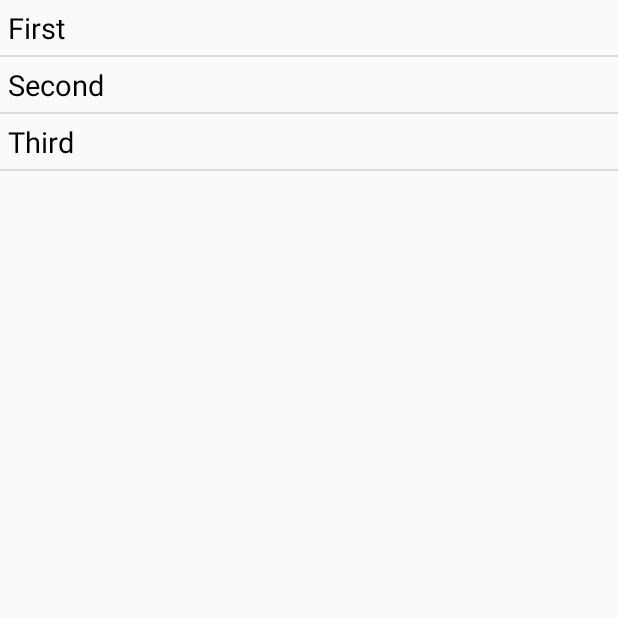
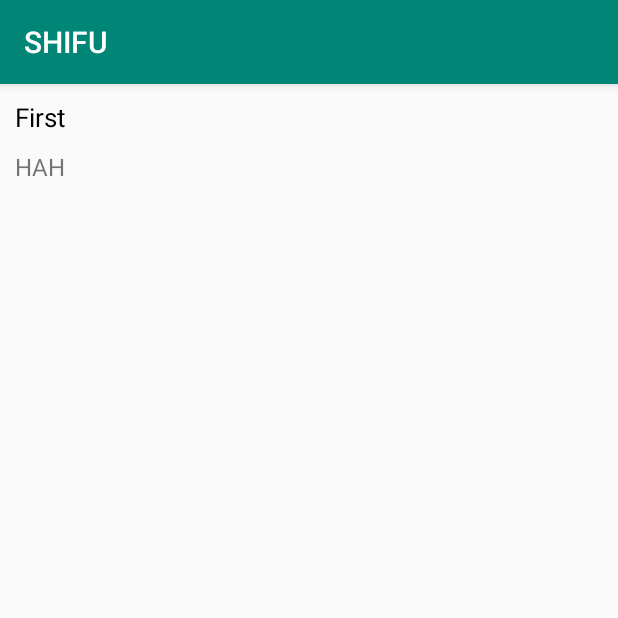
Before and after one commit to AlekseySheb/SHIFU2, an Android app: the screen it shows after launch (MainActivity before the commit, SecondActivity after it), after a tap on "First", on a phone screen of 412 x 824 dp, the top half of it. Run offline under Robolectric (Android 15) with nearby library versions, the phone set to English and light mode, and no system bars.

Commit message:
complete third and fourth and fifth lesson

```diff
--- a/app/src/main/AndroidManifest.xml
+++ b/app/src/main/AndroidManifest.xml
@@ -9,7 +9,7 @@
         android:roundIcon="@mipmap/ic_launcher_round"
         android:supportsRtl="true"
         android:theme="@style/AppTheme">
-        <activity android:name=".MainActivity" android:theme="@style/Theme.AppCompat.Light.NoActionBar">
+        <activity android:name=".MainActivity">
             <intent-filter>
                 <action android:name="android.intent.action.MAIN" />
 
@@ -17,6 +17,7 @@
             </intent-filter>
         </activity>
         <activity android:name=".SecondActivity"/>
+        <activity android:name=".EditActivity"/>
     </application>
 
 </manifest>
--- a/app/src/main/java/com/alexey/shifu/DB.java
+++ /dev/null
@@ -1,23 +0,0 @@
-package com.alexey.shifu;
-
-import java.util.ArrayList;
-import java.util.List;
-
-public class DB {
-
-    static List<String> firstValues = new ArrayList<>();
-    static List<String> secondValues = new ArrayList<>();
-
-    public static void add(String firstValue, String secondValue) {
-        firstValues.add(firstValue);
-        secondValues.add(secondValue);
-    }
-
-    public static String getFirstValue(int index) {
-        return firstValues.get(index);
-    }
-
-    public static String getSecondValue(int index) {
-        return secondValues.get(index);
-    }
-}
--- /dev/null
+++ b/app/src/main/java/com/alexey/shifu/DBHelper.java
@@ -0,0 +1,63 @@
+package com.alexey.shifu;
+
+import android.content.ContentValues;
+import android.content.Context;
+import android.database.Cursor;
+import android.database.sqlite.SQLiteDatabase;
+import android.database.sqlite.SQLiteOpenHelper;
+
+import androidx.annotation.Nullable;
+
+public class DBHelper extends SQLiteOpenHelper {
+
+    public static final int DATABASE_VERSION = 1;
+    public static final String DATABASE_NAME = "my_database";
+    public static final String TABLE_NAME = "my_table";
+
+    public DBHelper(Context context) {
+        super(context, DATABASE_NAME, null, DATABASE_VERSION);
+    }
+
+    @Override
+    public void onCreate(SQLiteDatabase db) {
+        db.execSQL("CREATE TABLE " + TABLE_NAME + "(" +
+                "_id INTEGER PRIMARY KEY AUTOINCREMENT," +
+                "FIRST_VOLUMES TEXT," +
+                "SECOND_VOLUMES TEXT);");
+    }
+
+    @Override
+    public void onUpgrade(SQLiteDatabase db, int oldVersion, int newVersion) {
+
+    }
+
+    public void add(String firstValue, String secondValue) {
+        ContentValues cv = new ContentValues();
+        cv.put("FIRST_VOLUMES", firstValue);
+        cv.put("SECOND_VOLUMES", secondValue);
+
+        this.getWritableDatabase().insert(TABLE_NAME, null, cv);
+    }
+
+    public String getFirstValue(int index) {
+        Cursor cursor = this.getWritableDatabase().query(DBHelper.TABLE_NAME, null,
+                "_id = ?", new String[] {index+""},
+                null,null, null);
+        if (cursor.moveToFirst()) {
+            return cursor.getString(cursor.getColumnIndexOrThrow("FIRST_VOLUMES"));
+        } else {
+            return null;
+        }
+    }
+
+    public String getSecondValue(int index) {
+        Cursor cursor = this.getWritableDatabase().query(DBHelper.TABLE_NAME, null,
+                "_id = ?", new String[] {index+""},
+                null,null, null);
+        if (cursor.moveToFirst()) {
+            return cursor.getString(cursor.getColumnIndexOrThrow("SECOND_VOLUMES"));
+        } else {
+            return null;
+        }
+    }
+}
--- /dev/null
+++ b/app/src/main/java/com/alexey/shifu/EditActivity.java
@@ -0,0 +1,15 @@
+package com.alexey.shifu;
+
+import android.os.Bundle;
+
+import androidx.annotation.Nullable;
+import androidx.appcompat.app.AppCompatActivity;
+
+public class EditActivity extends AppCompatActivity {
+
+    @Override
+    protected void onCreate(@Nullable Bundle savedInstanceState) {
+        super.onCreate(savedInstanceState);
+        setContentView(R.layout.activity_edit);
+    }
+}
--- a/app/src/main/java/com/alexey/shifu/ListItemAdapter.java
+++ b/app/src/main/java/com/alexey/shifu/ListItemAdapter.java
@@ -1,35 +1,29 @@
 package com.alexey.shifu;
 
-import android.app.Activity;
 import android.content.Context;
+import android.database.Cursor;
+import android.view.LayoutInflater;
 import android.view.View;
 import android.view.ViewGroup;
-import android.widget.ArrayAdapter;
+import android.widget.CursorAdapter;
 import android.widget.TextView;
 
 import androidx.annotation.NonNull;
-import androidx.annotation.Nullable;
 
-import java.util.List;
-
-public class ListItemAdapter extends ArrayAdapter<String> {
-    public ListItemAdapter(@NonNull Context context, int resource, List<String> stringList) {
-        super(context, resource, stringList);
+public class ListItemAdapter extends CursorAdapter {
+    public ListItemAdapter(@NonNull Context context, Cursor cursor) {
+        super(context, cursor, 0);
     }
 
-    @NonNull
     @Override
-    public View getView(int position, @Nullable View convertView, @NonNull ViewGroup parent) {
-        if (convertView == null) {
-            convertView = ((Activity) getContext()).getLayoutInflater().inflate(R.layout.main_list_item, parent, false);
-        }
+    public View newView(Context context, Cursor cursor, ViewGroup parent) {
+        return LayoutInflater.from(context).inflate(R.layout.main_list_item, parent, false);
+    }
 
-        TextView itemText = convertView.findViewById(R.id.itemText);
-
-        String string = getItem(position);
-
-        itemText.setText(string);
-
-        return convertView;
+    @Override
+    public void bindView(View view, Context context, Cursor cursor) {
+        TextView textView = view.findViewById(R.id.itemText);
+        String text = cursor.getString(cursor.getColumnIndexOrThrow("FIRST_VOLUMES"));
+        textView.setText(text);
     }
 }
--- a/app/src/main/java/com/alexey/shifu/MainActivity.java
+++ b/app/src/main/java/com/alexey/shifu/MainActivity.java
@@ -3,28 +3,37 @@ package com.alexey.shifu;
 import androidx.appcompat.app.AppCompatActivity;
 
 import android.content.Intent;
+import android.database.Cursor;
 import android.os.Bundle;
 import android.view.View;
 import android.widget.AdapterView;
 import android.widget.ListView;
 
+import java.util.ArrayList;
+
 public class MainActivity extends AppCompatActivity {
 
+    private ListView mMainListView;
     private ListItemAdapter listItemAdapter;
-    private ListView mMainListView;
+
+    DBHelper mDBHelper = new DBHelper(MainActivity.this);
 
     @Override
     protected void onCreate(Bundle savedInstanceState) {
         super.onCreate(savedInstanceState);
         setContentView(R.layout.activity_main);
 
-        listItemAdapter = new ListItemAdapter(MainActivity.this, R.layout.main_list_item, DB.firstValues);
+        Cursor cursor = mDBHelper.getWritableDatabase().rawQuery("SELECT * FROM " + DBHelper.TABLE_NAME, null);
+
+        listItemAdapter = new ListItemAdapter(MainActivity.this, cursor);
         mMainListView = findViewById(R.id.mainListView);
         mMainListView.setAdapter(listItemAdapter);
 
-        DB.add("First", "first string");
-        DB.add("Second", "second string");
-        DB.add("Third", "third string");
+        mDBHelper.add("First", "HAH");
+        mDBHelper.add("Second", "ABC");
+        mDBHelper.add("Third", "OOO");
+
+        cursor.requery();
 
         mMainListView.setOnItemClickListener(new AdapterView.OnItemClickListener() {
             @Override
--- a/app/src/main/java/com/alexey/shifu/SecondActivity.java
+++ b/app/src/main/java/com/alexey/shifu/SecondActivity.java
@@ -1,4 +1,35 @@
 package com.alexey.shifu;
 
-public class SecondActivity {
+import android.database.Cursor;
+import android.os.Bundle;
+import android.widget.TextView;
+
+import androidx.annotation.Nullable;
+import androidx.appcompat.app.AppCompatActivity;
+
+public class SecondActivity extends AppCompatActivity {
+
+    private TextView mTitleTextView;
+    private TextView mTextTextView;
+
+    DBHelper mDBHelper = new DBHelper(SecondActivity.this);
+
+    @Override
+    protected void onCreate(@Nullable Bundle savedInstanceState) {
+        super.onCreate(savedInstanceState);
+        setContentView(R.layout.activity_second);
+
+        mTitleTextView = findViewById(R.id.title);
+        mTextTextView = findViewById(R.id.text);
+
+        long id = (long) getIntent().getExtras().get("id");
+
+        Cursor cursor = mDBHelper.getWritableDatabase().query(DBHelper.TABLE_NAME, null,
+                "_id = ?", new String[] {id+""},
+                null,null, null);
+
+
+        mTitleTextView.setText(mDBHelper.getFirstValue((int)id));
+        mTextTextView.setText(mDBHelper.getSecondValue((int)id));
+    }
 }
--- /dev/null
+++ b/app/src/main/res/layout/activity_edit.xml
@@ -0,0 +1,29 @@
+<?xml version="1.0" encoding="utf-8"?>
+<RelativeLayout xmlns:android="http://schemas.android.com/apk/res/android"
+    android:orientation="vertical" android:layout_width="match_parent"
+    android:layout_height="match_parent">
+    <LinearLayout
+        android:layout_width="300dp"
+        android:layout_height="wrap_content"
+        android:orientation="vertical"
+        android:layout_centerVertical="true"
+        android:layout_centerHorizontal="true">
+
+        <EditText
+            android:layout_width="match_parent"
+            android:layout_height="wrap_content"
+            android:hint="first value"/>
+        <EditText
+            android:layout_marginTop="20dp"
+            android:layout_width="match_parent"
+            android:layout_height="wrap_content"
+            android:hint="second value"/>
+        <Button
+            android:layout_gravity="center"
+            android:layout_marginTop="35dp"
+            android:layout_width="wrap_content"
+            android:layout_height="wrap_content"
+            android:text="add"/>
+    </LinearLayout>
+
+</RelativeLayout>
--- /dev/null
+++ b/app/src/main/res/layout/activity_second.xml
@@ -0,0 +1,22 @@
+<?xml version="1.0" encoding="utf-8"?>
+<LinearLayout xmlns:android="http://schemas.android.com/apk/res/android"
+    android:orientation="vertical" android:layout_width="match_parent"
+    android:layout_height="match_parent">
+
+    <TextView
+        android:id="@+id/title"
+        android:layout_width="match_parent"
+        android:layout_height="wrap_content"
+        android:textSize="17sp"
+        android:layout_margin="10dp"
+        android:textColor="@android:color/black"/>
+
+    <TextView
+        android:id="@+id/text"
+        android:layout_width="match_parent"
+        android:layout_height="wrap_content"
+        android:textSize="16sp"
+        android:layout_marginLeft="10dp"
+        android:layout_marginRight="10dp" />
+
+</LinearLayout>
```
